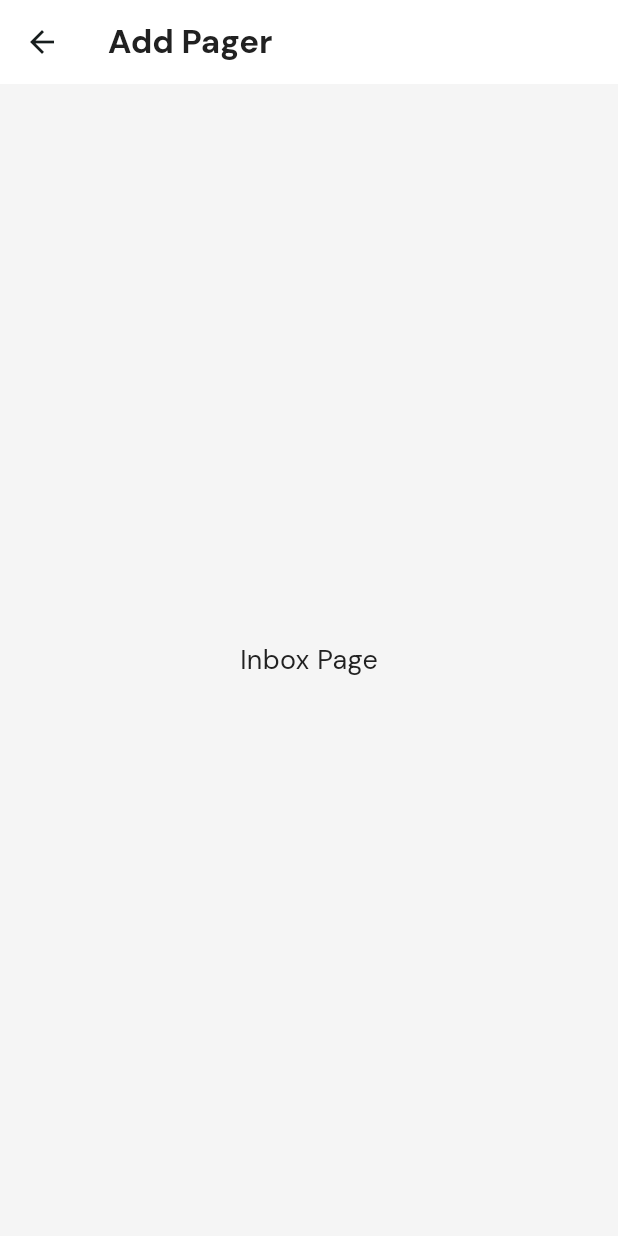
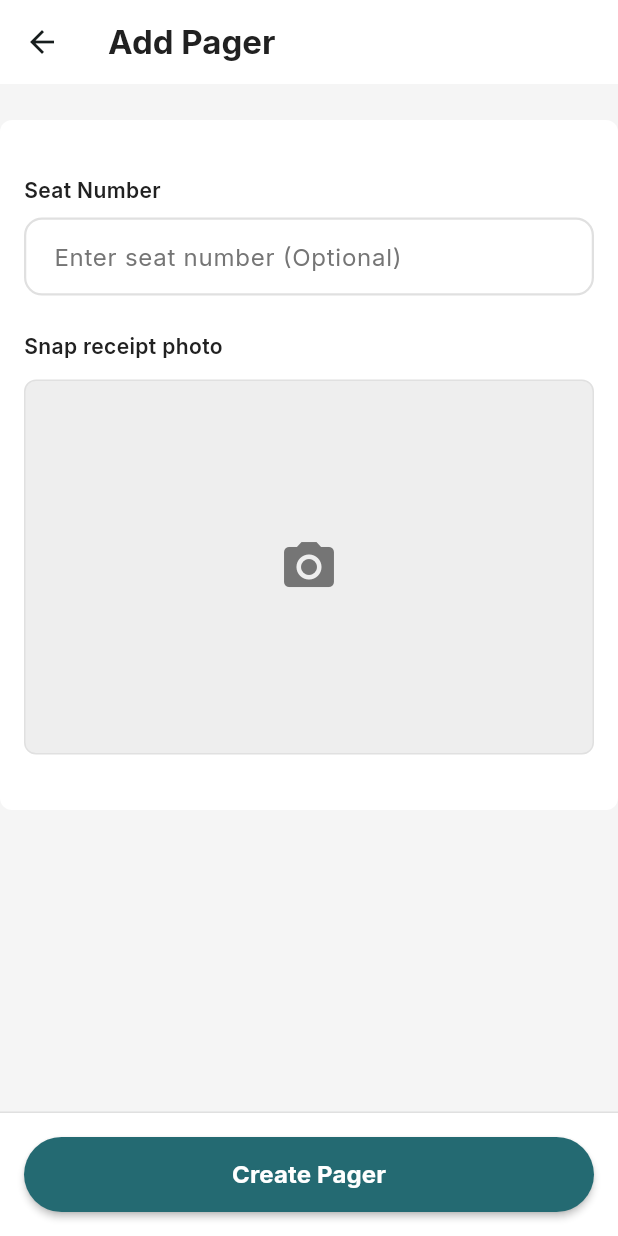
Before and after one commit to Squad-Qwat/Mobile-Pager_Flutter, a Flutter app: the AddPagerPage screen opened by its route, on a phone screen of 412 x 824 dp. Run offline on Flutter 3.47's test engine with Material 3 defaults, Android fonts, the phone set to English and light mode, and no system bars; our stand-ins replace google_fonts, iconsax_flutter.

Commit message:
feat: add pager

```diff
--- a/lib/core/presentation/widget/buttons/primary_button.dart
+++ b/lib/core/presentation/widget/buttons/primary_button.dart
@@ -74,7 +74,7 @@ class PrimaryButton extends StatelessWidget {
                   ],
                   Text(
                     text,
-                    style: GoogleFonts.dmSans(
+                    style: GoogleFonts.inter(
                       fontSize: 16,
                       fontWeight: FontWeight.bold,
                       color: textColor ?? Colors.white,
--- a/lib/core/presentation/widget/inputfileds/text_inputfiled.dart
+++ b/lib/core/presentation/widget/inputfileds/text_inputfiled.dart
@@ -119,7 +119,7 @@ class _TextInputFieldState extends State<TextInputField> {
             widget.label!,
             style:
                 widget.labelStyle ??
-                GoogleFonts.dmSans(
+                GoogleFonts.inter(
                   fontSize: 14,
                   fontWeight: FontWeight.w600,
                   color: AppColor.textPrimary,
@@ -146,7 +146,7 @@ class _TextInputFieldState extends State<TextInputField> {
           autovalidateMode: widget.autovalidateMode,
           style:
               widget.textStyle ??
-              GoogleFonts.dmSans(
+              GoogleFonts.inter(
                 fontSize: 16,
                 fontWeight: FontWeight.w400,
                 color: widget.enabled
@@ -157,19 +157,19 @@ class _TextInputFieldState extends State<TextInputField> {
             hintText: widget.hint,
             hintStyle:
                 widget.hintStyle ??
-                GoogleFonts.dmSans(
+                GoogleFonts.inter(
                   fontSize: 16,
                   fontWeight: FontWeight.w400,
                   color: AppColor.textSecondary,
                 ),
             helperText: widget.helperText,
-            helperStyle: GoogleFonts.dmSans(
+            helperStyle: GoogleFonts.inter(
               fontSize: 12,
               fontWeight: FontWeight.w400,
               color: AppColor.textSecondary,
             ),
             errorText: widget.errorText,
-            errorStyle: GoogleFonts.dmSans(
+            errorStyle: GoogleFonts.inter(
               fontSize: 12,
               fontWeight: FontWeight.w400,
               color: AppColor.error,
@@ -207,7 +207,7 @@ class _TextInputFieldState extends State<TextInputField> {
                 widget.contentPadding ??
                 const EdgeInsets.symmetric(horizontal: 16, vertical: 14),
             counterText: widget.showCharacterCounter ? null : '',
-            counterStyle: GoogleFonts.dmSans(
+            counterStyle: GoogleFonts.inter(
               fontSize: 12,
               fontWeight: FontWeight.w400,
               color: AppColor.textSecondary,
--- a/lib/features/add_pager_page/presentation/add_pager_page.dart
+++ b/lib/features/add_pager_page/presentation/add_pager_page.dart
@@ -2,7 +2,10 @@ import 'dart:ui';
 
 import 'package:flutter/material.dart';
 import 'package:google_fonts/google_fonts.dart';
+import 'package:mobile_pager_flutter/core/presentation/widget/buttons/primary_button.dart';
+import 'package:mobile_pager_flutter/core/presentation/widget/inputfileds/text_inputfiled.dart';
 import 'package:mobile_pager_flutter/core/theme/app_color.dart';
+import 'package:mobile_pager_flutter/core/theme/app_padding.dart';
 
 class AddPagerPage extends StatelessWidget {
   const AddPagerPage({super.key});
@@ -13,7 +16,7 @@ class AddPagerPage extends StatelessWidget {
       appBar: AppBar(
         title: Text(
           'Add Pager',
-          style: GoogleFonts.dmSans(
+          style: GoogleFonts.inter(
             fontWeight: FontWeight.bold,
             color: AppColor.textPrimary,
           ),
@@ -21,10 +24,61 @@ class AddPagerPage extends StatelessWidget {
         backgroundColor: AppColor.white,
         elevation: 0,
       ),
-      body: Center(
-        child: Text(
-          'Inbox Page',
-          style: GoogleFonts.dmSans(fontSize: 18, color: AppColor.textPrimary),
+      bottomSheet: Container(
+        width: double.infinity,
+        padding: EdgeInsets.all(AppPadding.p16),
+        decoration: BoxDecoration(
+          color: AppColor.white,
+          border: Border(top: BorderSide(color: AppColor.grey300, width: 1)),
+        ),
+        child: PrimaryButton(text: "Create Pager", onPressed: () {}),
+      ),
+      body: Container(
+        height: 460,
+        margin: EdgeInsets.symmetric(vertical: AppPadding.p24),
+        width: double.infinity,
+        decoration: BoxDecoration(
+          color: AppColor.white,
+          borderRadius: BorderRadius.circular(8),
+        ),
+        child: Padding(
+          padding: const EdgeInsets.symmetric(horizontal: AppPadding.p16),
+          child: Column(
+            mainAxisAlignment: MainAxisAlignment.center,
+            crossAxisAlignment: CrossAxisAlignment.start,
+            children: [
+              TextInputField(
+                hint: 'Enter seat number (Optional)',
+                label: 'Seat Number',
+              ),
+              SizedBox(height: AppPadding.p24),
+              Text(
+                'Snap receipt photo',
+                style: GoogleFonts.inter(
+                  fontSize: 14,
+                  fontWeight: FontWeight.w600,
+                  color: AppColor.textPrimary,
+                ),
+              ),
+              Container(
+                margin: EdgeInsets.only(top: AppPadding.p12),
+                height: 250,
+                width: double.infinity,
+                decoration: BoxDecoration(
+                  color: AppColor.grey200,
+                  borderRadius: BorderRadius.circular(8),
+                  border: Border.all(color: AppColor.grey300, width: 1),
+                ),
+                child: Center(
+                  child: Icon(
+                    Icons.camera_alt,
+                    color: AppColor.grey600,
+                    size: 40,
+                  ),
+                ),
+              ),
+            ],
+          ),
         ),
       ),
     );
--- a/lib/features/home/presentation/home_page.dart
+++ b/lib/features/home/presentation/home_page.dart
@@ -33,10 +33,10 @@ class _HomePageState extends State<HomePage> {
         children: [
           Text(
             "Halo, John Doe",
-            style: GoogleFonts.dmSans(
-              fontSize: 24,
+            style: TextStyle(
+              fontSize: 20,
+              fontWeight: FontWeight.w900,
               color: AppColor.primary,
-              fontWeight: FontWeight.w900,
             ),
           ),
           const Spacer(),
--- a/lib/features/pager_history/presentation/pager_history_page.dart
+++ b/lib/features/pager_history/presentation/pager_history_page.dart
@@ -13,7 +13,7 @@ class PagerHistortPage extends StatelessWidget {
       appBar: AppBar(
         title: Text(
           'Inbox',
-          style: GoogleFonts.dmSans(
+          style: GoogleFonts.inter(
             fontWeight: FontWeight.bold,
             color: AppColor.textPrimary,
           ),
@@ -24,7 +24,7 @@ class PagerHistortPage extends StatelessWidget {
       body: Center(
         child: Text(
           'Inbox Page',
-          style: GoogleFonts.dmSans(fontSize: 18, color: AppColor.textPrimary),
+          style: GoogleFonts.inter(fontSize: 18, color: AppColor.textPrimary),
         ),
       ),
     );
--- a/lib/main_navigation.dart
+++ b/lib/main_navigation.dart
@@ -95,7 +95,7 @@ class _MainNavigationState extends State<MainNavigation> {
             const SizedBox(height: 4),
             Text(
               label,
-              style: GoogleFonts.dmSans(
+              style: GoogleFonts.inter(
                 fontSize: 12,
                 color: isSelected ? AppColor.primary : AppColor.textSecondary,
                 fontWeight: isSelected ? FontWeight.w600 : FontWeight.w400,
--- a/pubspec.yaml
+++ b/pubspec.yaml
@@ -36,6 +36,7 @@ dependencies:
   cupertino_icons: ^1.0.8
   google_fonts: ^6.3.2
   iconsax_flutter: ^1.0.1
+  camera: ^0.11.2+1
 
 dev_dependencies:
   flutter_test:
```
Also changed, not shown: lib/features/authentication/presentation/page/authentication_page.dart (+9 -9 lines), lib/features/pager_qr_view/presentation/qr_view_page.dart (+8 -10 lines), lib/main.dart (+6 -6 lines), pubspec.lock.
